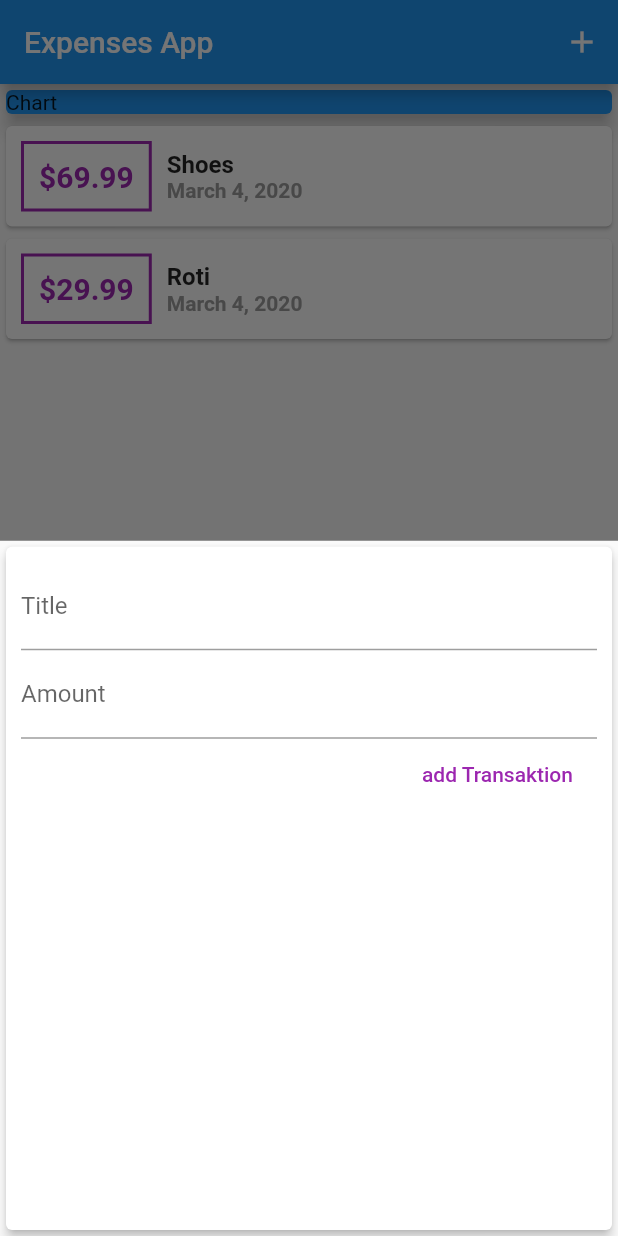
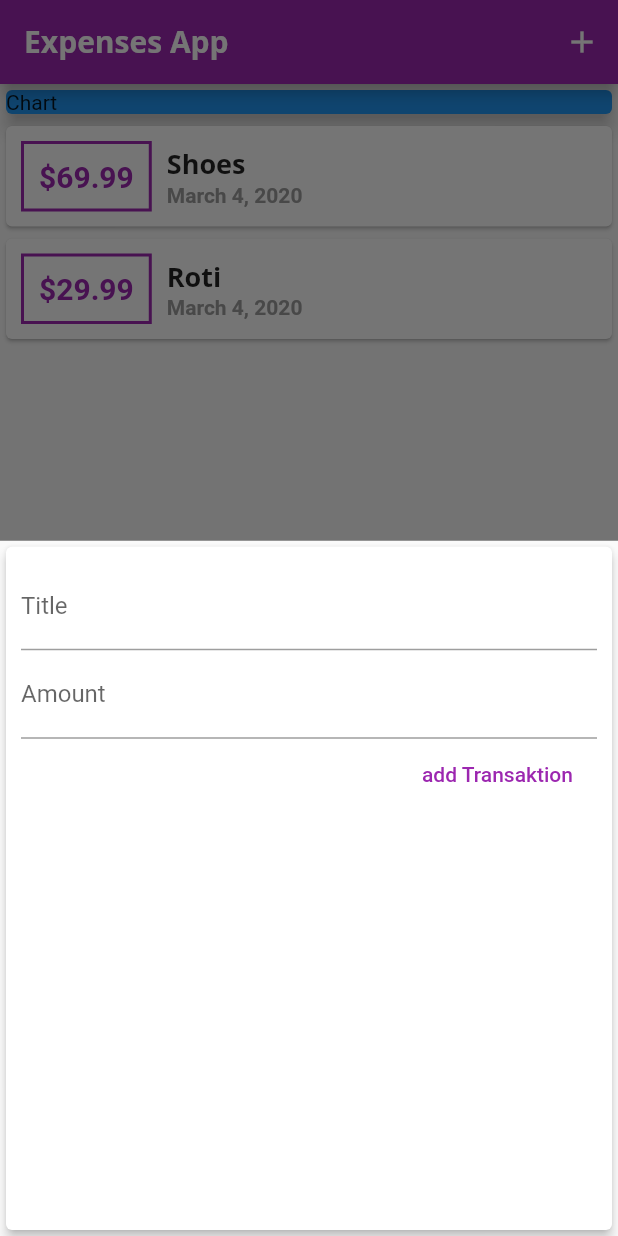
Before and after one commit to triyono777/expenses_app, a Flutter app: the screen it shows after launch, after a tap on the "add" icon, on a phone screen of 412 x 824 dp. Run offline on Flutter 3.47's test engine with Material 2 defaults, Android fonts, the phone set to English and light mode, and no system bars.

Commit message:
tambah theme

```diff
--- a/lib/main.dart
+++ b/lib/main.dart
@@ -13,6 +13,23 @@ class MyApp extends StatelessWidget {
   @override
   Widget build(BuildContext context) {
     return MaterialApp(
+      theme: ThemeData(
+          primarySwatch: Colors.purple,
+          accentColor: Colors.amber,
+          fontFamily: 'Quicksand',
+          textTheme: ThemeData.light().textTheme.copyWith(
+                  title: TextStyle(
+                fontFamily: 'OpenSans',
+                fontWeight: FontWeight.bold,
+                fontSize: 18,
+              )),
+          appBarTheme: AppBarTheme(
+              textTheme: ThemeData.light().textTheme.copyWith(
+                    title: TextStyle(
+                        fontFamily: 'OpenSans',
+                        fontSize: 20,
+                        fontWeight: FontWeight.bold),
+                  ))),
       home: MyHomePage(),
     );
   }
@@ -77,7 +94,9 @@ class _MyHomePageState extends State<MyHomePage> {
         child: Icon(Icons.add),
       ),
       appBar: AppBar(
-        title: Text('Expenses App'),
+        title: Text(
+          'Expenses App',
+        ),
         actions: <Widget>[
           IconButton(
             icon: Icon(Icons.add),
--- a/lib/widgets/new_transaction.dart
+++ b/lib/widgets/new_transaction.dart
@@ -46,7 +46,7 @@ class _NewTransactionState extends State<NewTransaction> {
               onSubmitted: (_) => submitData(),
             ),
             FlatButton(
-              textColor: Colors.purple,
+              textColor: Theme.of(context).primaryColor,
               child: Text(
                 'add Transaktion',
               ),
--- a/lib/widgets/transaction_list.dart
+++ b/lib/widgets/transaction_list.dart
@@ -36,10 +36,7 @@ class TransactionList extends StatelessWidget {
                   children: <Widget>[
                     Text(
                       transaction[index].title,
-                      style: TextStyle(
-                        fontWeight: FontWeight.bold,
-                        fontSize: 16,
-                      ),
+                      style: Theme.of(context).textTheme.title,
                     ),
                     Text(
                       DateFormat.yMMMMd().format(transaction[index].date),
```
Also changed, not shown: pubspec.yaml (+11 -11 lines), assets/fonts/OpenSans-Bold.ttf (added), assets/fonts/OpenSans-Regular.ttf (added), assets/fonts/Quicksand-Bold.ttf (added), assets/fonts/Quicksand-Light.ttf (added), assets/fonts/Quicksand-Medium.ttf (added), assets/fonts/Quicksand-Regular.ttf (added).
